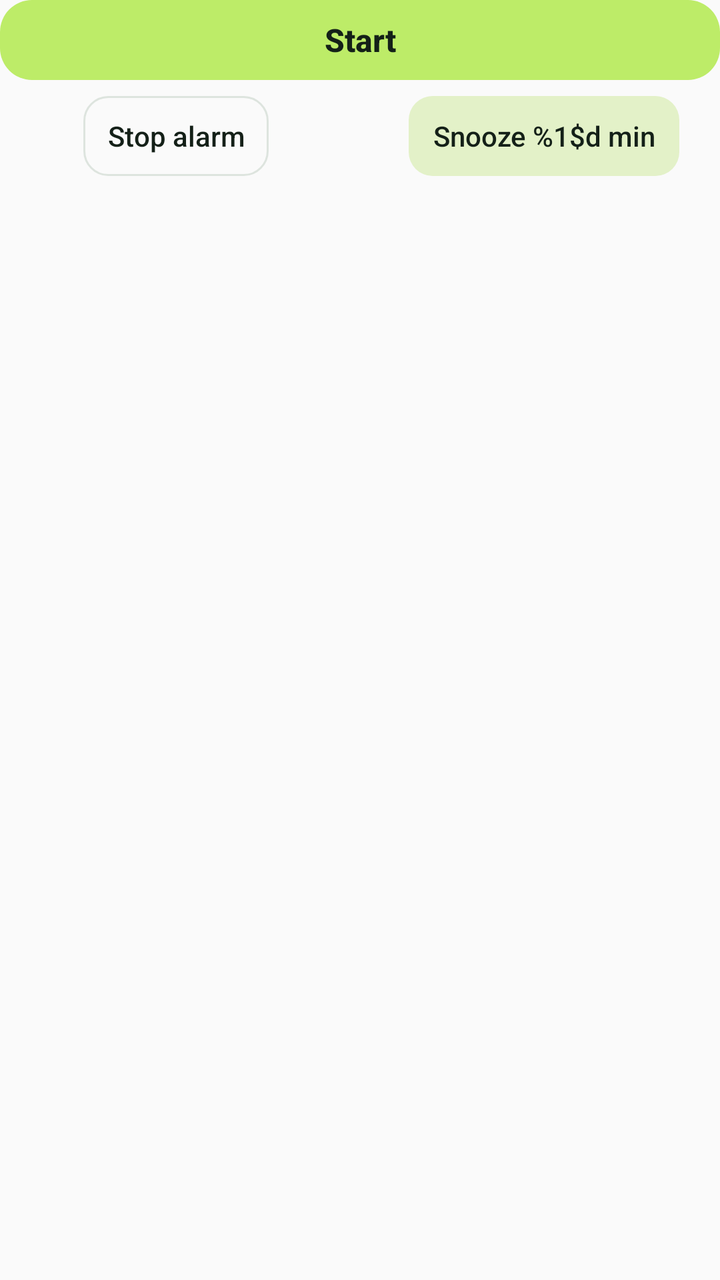
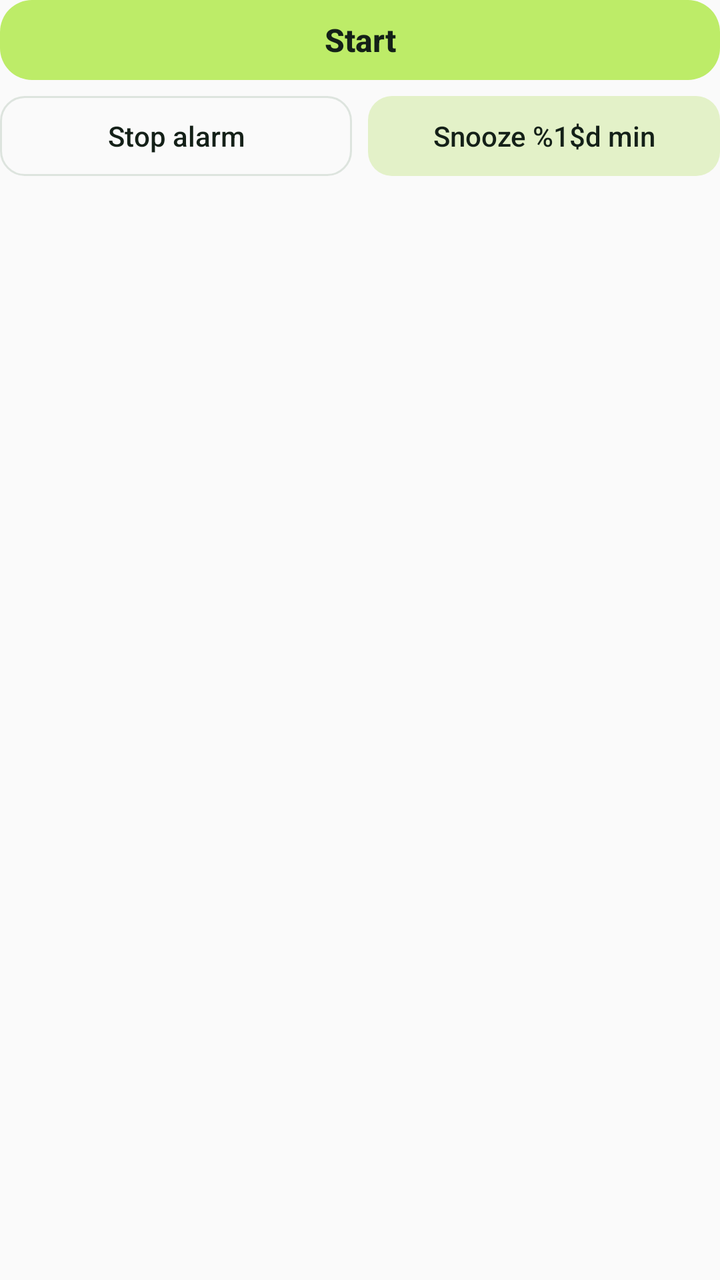

Compare the two renders of this Android layout. The source of the first and the diff that turns it into the second are given below.
<!-- AndroidManifest.xml: application theme Theme.YogaAlarm -->
<!-- res/layout/notification_alarm_heads_up.xml -->
<?xml version="1.0" encoding="utf-8"?>
<LinearLayout xmlns:android="http://schemas.android.com/apk/res/android"
    android:layout_width="match_parent"
    android:layout_height="wrap_content"
    android:orientation="vertical">

    <Button
        android:id="@+id/notification_start"
        style="@style/AlarmNotificationButton.Start"
        android:layout_width="match_parent"
        android:layout_height="40dp"
        android:text="@string/notification_start"
        android:textSize="16sp" />

    <include
        layout="@layout/notification_alarm_secondary_actions"
        android:layout_width="match_parent"
        android:layout_height="40dp"
        android:layout_marginTop="8dp" />
</LinearLayout>
<!-- res/layout/notification_alarm_secondary_actions.xml (included above) -->
<?xml version="1.0" encoding="utf-8"?>
<LinearLayout xmlns:android="http://schemas.android.com/apk/res/android"
    android:id="@+id/notification_secondary_actions"
    android:layout_width="match_parent"
    android:layout_height="48dp"
    android:gravity="center"
    android:orientation="horizontal">

    <FrameLayout
        android:id="@+id/notification_stop_container"
        android:layout_width="0dp"
        android:layout_height="match_parent"
        android:layout_marginEnd="8dp"
        android:layout_weight="1">

        <Button
            android:id="@+id/notification_stop"
            style="@style/AlarmNotificationButton.Stop"
            android:layout_width="wrap_content"
            android:layout_height="match_parent"
            android:layout_gravity="center"
            android:text="@string/notification_stop" />
    </FrameLayout>

    <FrameLayout
        android:id="@+id/notification_snooze_container"
        android:layout_width="0dp"
        android:layout_height="match_parent"
        android:layout_weight="1">

        <Button
            android:id="@+id/notification_snooze"
            style="@style/AlarmNotificationButton.Snooze"
            android:layout_width="wrap_content"
            android:layout_height="match_parent"
            android:layout_gravity="center"
            android:text="@string/notification_snooze" />
    </FrameLayout>
</LinearLayout>
<!-- resources referenced by this layout -->
<resources>
  <string name="notification_snooze">Snooze %1$d min</string>
  <string name="notification_start">Start</string>
  <string name="notification_stop">Stop alarm</string>
  <style name="AlarmNotificationButton.Snooze">
          <item name="android:background">@drawable/notification_snooze_background</item>
          <item name="android:textColor">@color/notification_snooze_ink</item>
      </style>
  <style name="AlarmNotificationButton.Start">
          <item name="android:background">@drawable/notification_start_background</item>
          <item name="android:textColor">@color/notification_button_ink</item>
          <item name="android:textStyle">bold</item>
      </style>
  <style name="AlarmNotificationButton.Stop">
          <item name="android:background">@drawable/notification_stop_background</item>
      </style>
  <style name="Theme.YogaAlarm" parent="Theme.YogaAlarm.Base" />
  <!-- drawable notification_snooze_background (drawable) -->
  <?xml version="1.0" encoding="utf-8"?>
  <ripple xmlns:android="http://schemas.android.com/apk/res/android" android:color="#227F8C82">
      <item>
          <shape android:shape="rectangle">
              <solid android:color="@color/notification_snooze_background" />
              <corners android:radius="12dp" />
          </shape>
      </item>
  </ripple>
  <color name="notification_snooze_ink">#142018</color>
  <!-- drawable notification_start_background (drawable) -->
  <?xml version="1.0" encoding="utf-8"?>
  <ripple xmlns:android="http://schemas.android.com/apk/res/android" android:color="#22142018">
      <item>
          <shape android:shape="rectangle">
              <solid android:color="@color/notification_lime" />
              <corners android:radius="16dp" />
          </shape>
      </item>
  </ripple>
  <color name="notification_button_ink">#142018</color>
  <!-- drawable notification_stop_background (drawable) -->
  <?xml version="1.0" encoding="utf-8"?>
  <ripple xmlns:android="http://schemas.android.com/apk/res/android" android:color="#227F8C82">
      <item>
          <shape android:shape="rectangle">
              <solid android:color="@android:color/transparent" />
              <stroke android:width="1dp" android:color="@color/notification_border" />
              <corners android:radius="12dp" />
          </shape>
      </item>
  </ripple>
  <style name="Theme.YogaAlarm.Base" parent="android:style/Theme.Material.Light.NoActionBar">
          <item name="android:fontFamily">sans</item>
          <item name="android:windowActionModeOverlay">true</item>
          <item name="android:windowLightStatusBar">true</item>
      </style>
  <color name="notification_snooze_background">#E3F1C8</color>
  <color name="notification_lime">#BDEC68</color>
  <color name="notification_border">#DDE4DE</color>
</resources>

<!-- the commit's change to res/layout/notification_alarm_heads_up.xml (unified diff, before → after) -->
@@ -9,6 +9,7 @@
         style="@style/AlarmNotificationButton.Start"
         android:layout_width="match_parent"
         android:layout_height="40dp"
+        android:autoSizeMaxTextSize="16sp"
         android:text="@string/notification_start"
         android:textSize="16sp" />
 
@@ -28,20 +29,31 @@
     android:orientation="horizontal">
 
     <FrameLayout
+        android:id="@+id/notification_secondary_spacer_start"
+        android:layout_width="0dp"
+        android:layout_height="match_parent"
+        android:layout_weight="0.5"
+        android:visibility="gone" />
+
+    <FrameLayout
         android:id="@+id/notification_stop_container"
         android:layout_width="0dp"
         android:layout_height="match_parent"
-        android:layout_marginEnd="8dp"
         android:layout_weight="1">
 
         <Button
             android:id="@+id/notification_stop"
             style="@style/AlarmNotificationButton.Stop"
-            android:layout_width="wrap_content"
+            android:layout_width="match_parent"
             android:layout_height="match_parent"
             android:layout_gravity="center"
             android:text="@string/notification_stop" />
     </FrameLayout>
+
+    <FrameLayout
+        android:id="@+id/notification_secondary_gap"
+        android:layout_width="8dp"
+        android:layout_height="match_parent" />
 
     <FrameLayout
         android:id="@+id/notification_snooze_container"
@@ -52,9 +64,16 @@
         <Button
             android:id="@+id/notification_snooze"
             style="@style/AlarmNotificationButton.Snooze"
-            android:layout_width="wrap_content"
+            android:layout_width="match_parent"
             android:layout_height="match_parent"
             android:layout_gravity="center"
             android:text="@string/notification_snooze" />
     </FrameLayout>
+
+    <FrameLayout
+        android:id="@+id/notification_secondary_spacer_end"
+        android:layout_width="0dp"
+        android:layout_height="match_parent"
+        android:layout_weight="0.5"
+        android:visibility="gone" />
 </LinearLayout>
